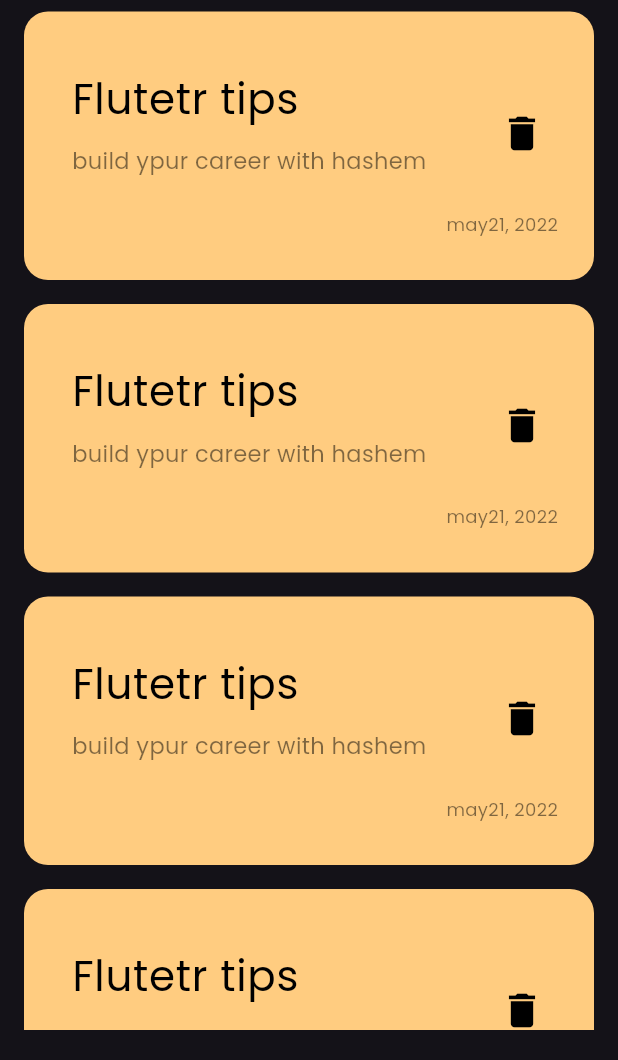
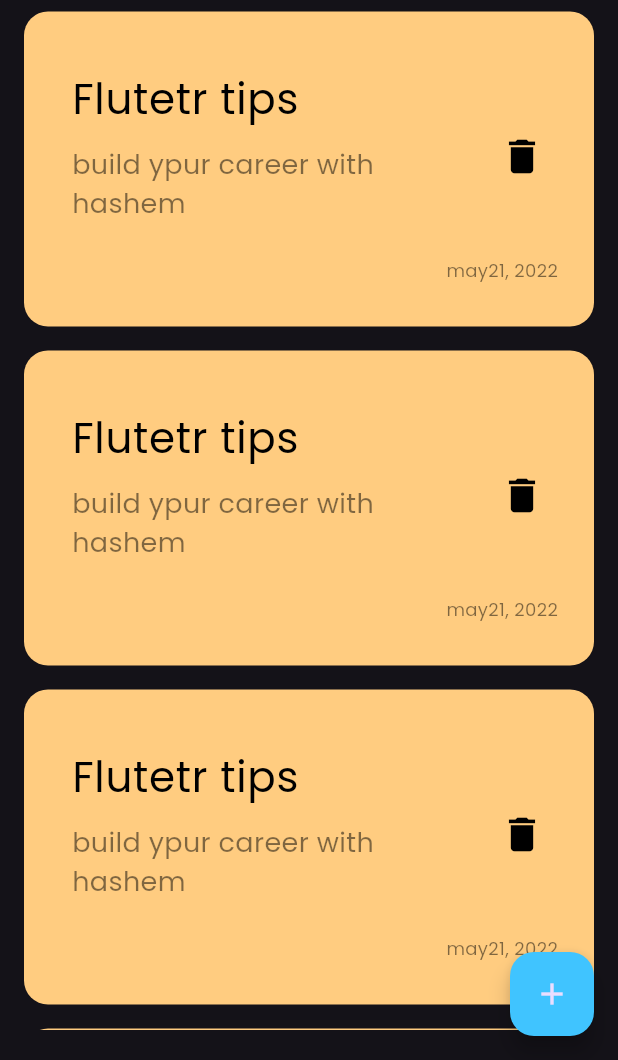
Before and after one commit to Hashem02-it/notes_app, a Flutter app: the screen it shows after launch, on a phone screen of 412 x 824 dp, the part 176-1236 px from its top. Run offline on Flutter 3.47's test engine with Material 3 defaults, Android fonts, the phone set to English and light mode, and no system bars.

Commit message:
add floating action button

```diff
--- a/lib/views/notes_view.dart
+++ b/lib/views/notes_view.dart
@@ -6,7 +6,12 @@ class NotesView extends StatelessWidget {
 
   @override
   Widget build(BuildContext context) {
-    return const Scaffold(
+    return Scaffold(
+      floatingActionButton: FloatingActionButton(
+        backgroundColor: Colors.lightBlueAccent,
+        onPressed: () {},
+        child: Icon(Icons.add),
+      ),
       body: NotesViewBody(),
     );
   }
--- a/lib/views/widgets/cutom_note_item.dart
+++ b/lib/views/widgets/cutom_note_item.dart
@@ -24,7 +24,7 @@ class CustomNoteItem extends StatelessWidget {
               child: Text(
                 'build ypur career with hashem',
                 style: TextStyle(
-                    fontSize: 15, color: Colors.black.withOpacity(0.5)),
+                    fontSize: 18, color: Colors.black.withOpacity(0.5)),
               ),
             ),
             trailing: IconButton(
--- a/lib/views/widgets/notes_view_body.dart
+++ b/lib/views/widgets/notes_view_body.dart
@@ -15,7 +15,9 @@ class NotesViewBody extends StatelessWidget {
             height: 50,
           ),
           CustomAppBar(),
-          Expanded(child: NotesListView()),
+          Expanded(
+            child: NotesListView(),
+          ),
         ],
       ),
     );
```
Also changed, not shown: widgets/notes_listview.dart (added, +16 -0 lines).
